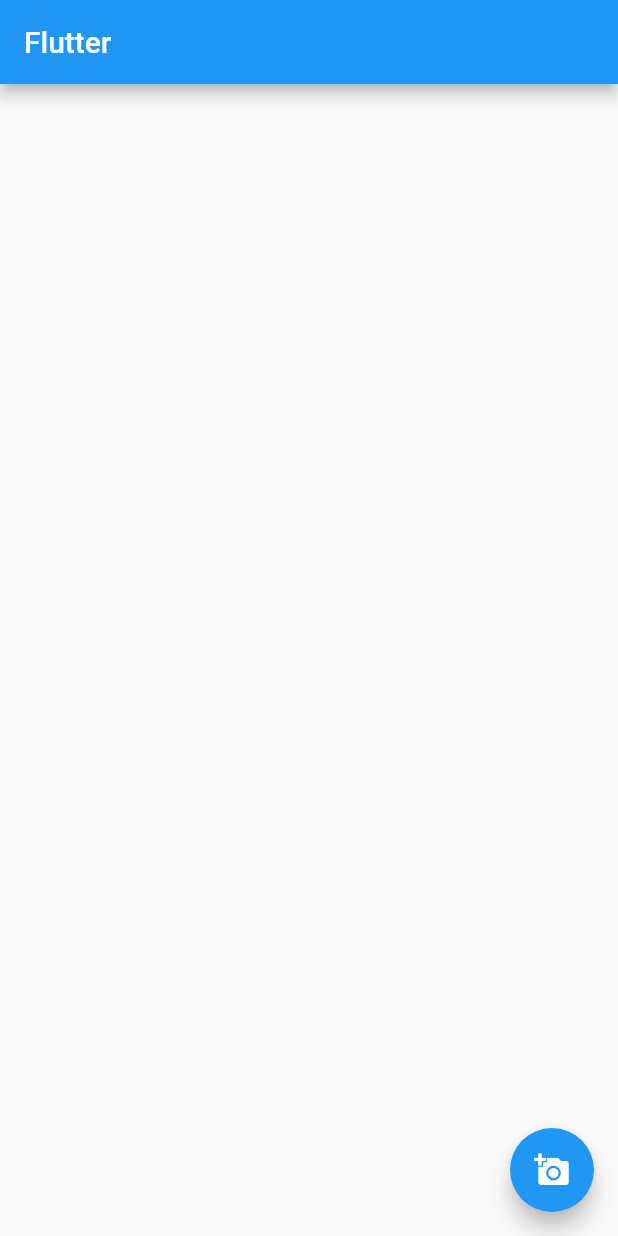
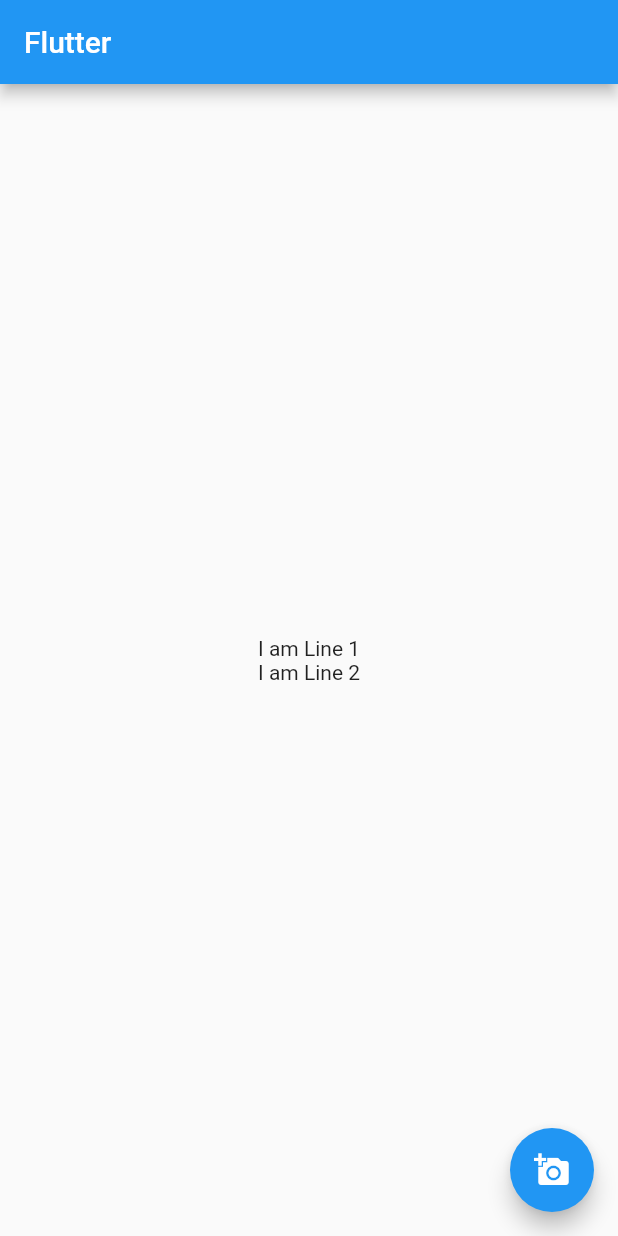
Before and after one commit to piyushgarg-dev/Flutter, a Flutter app: the screen it shows after launch, after a tap on the "add a photo" icon, on a phone screen of 412 x 824 dp. Run offline on Flutter 3.47's test engine with Material 2 defaults, Android fonts, the phone set to English and light mode, and no system bars.

Commit message:
Column Layout  😃

```diff
--- a/02/my_stateless/lib/main.dart
+++ b/02/my_stateless/lib/main.dart
@@ -12,8 +12,17 @@ void main(){
       home: Scaffold(
         appBar: AppBar(
           title: Text('Flutter'),
-
         ),
+        body:Center(
+          child: Column(
+            mainAxisAlignment: MainAxisAlignment
+            .center,
+            children: <Widget>[
+              Text('I am Line 1'),
+              Text('I am Line 2')
+            ],
+          ),
+          ),
         floatingActionButton: FloatingActionButton(
           onPressed: (){},
           child: Icon(
```
